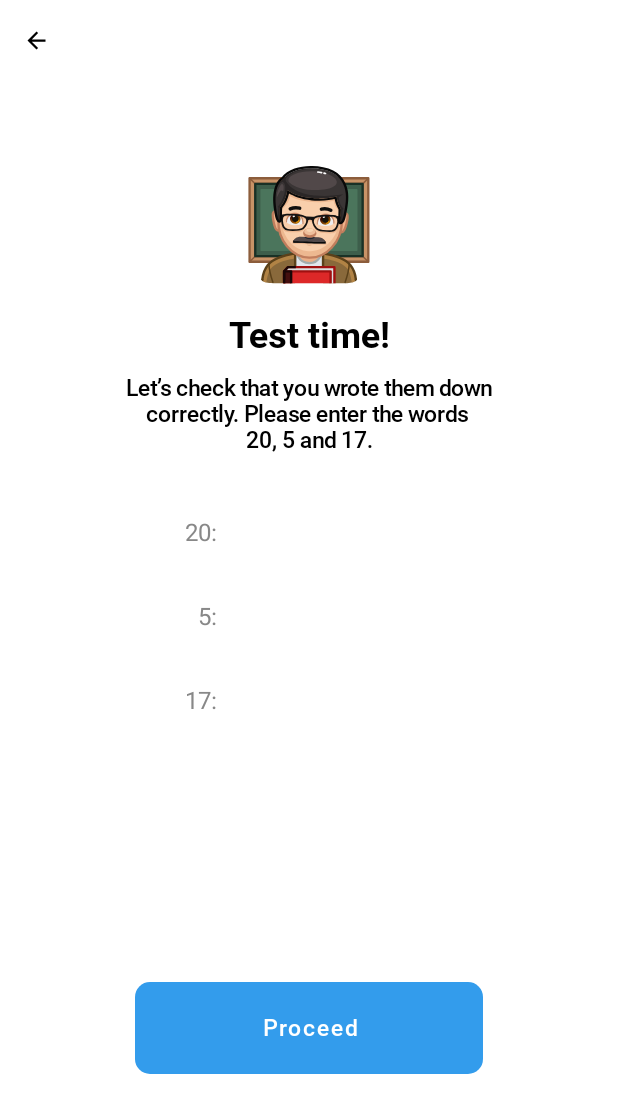
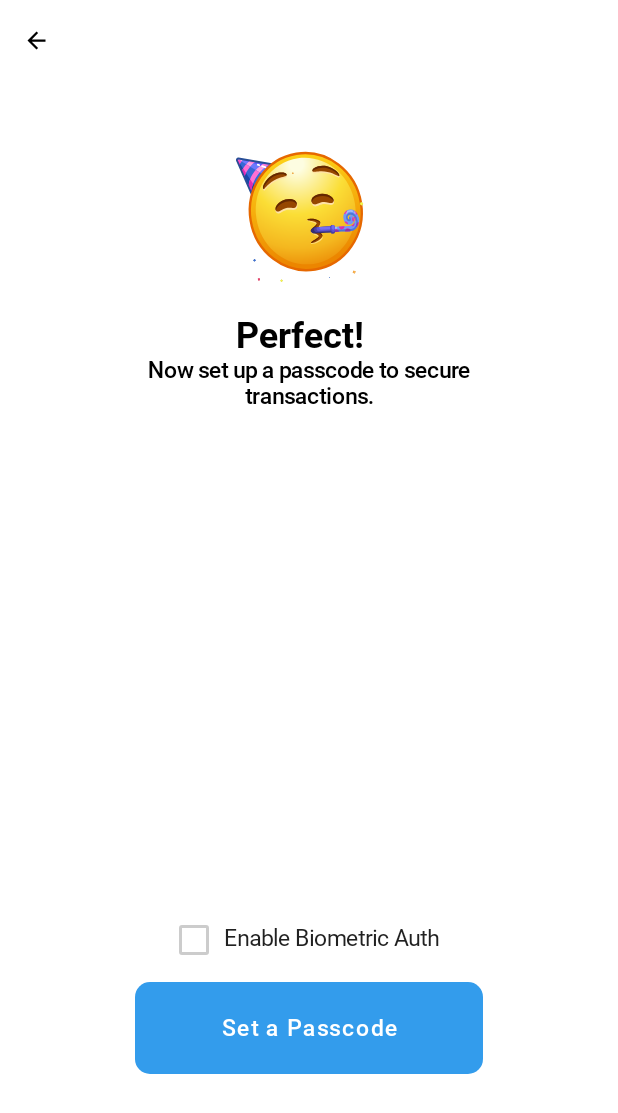
Before and after one commit to L0mTiCk/TONContest, an Android app built with Jetpack Compose: the screen it shows after launch (MainActivity), on a phone screen of 412 x 824 dp. Shown: the top 1113 px of the screen. Run offline under Robolectric (Android 15) with nearby library versions, the phone set to English and light mode, and no system bars.

Commit message:
Success screen

```diff
--- a/app/src/main/java/com/example/toncontest/MainActivity.kt
+++ b/app/src/main/java/com/example/toncontest/MainActivity.kt
@@ -6,18 +6,15 @@ import androidx.activity.compose.setContent
 import androidx.compose.foundation.layout.*
 import androidx.compose.material.*
 import androidx.compose.runtime.Composable
-import androidx.compose.runtime.mutableStateOf
-import androidx.compose.runtime.saveable.rememberSaveable
 import androidx.compose.ui.Modifier
 import androidx.compose.ui.graphics.Color
 import androidx.compose.ui.tooling.preview.Preview
-import androidx.compose.ui.unit.dp
-import androidx.compose.ui.unit.sp
 import androidx.navigation.compose.NavHost
 import androidx.navigation.compose.composable
 import androidx.navigation.compose.rememberNavController
 import com.example.toncontest.ui.theme.TONContestTheme
 import com.example.toncontest.ui.theme.screens.RecoveryScreen
+import com.example.toncontest.ui.theme.screens.start.SuccessScreen
 import com.example.toncontest.ui.theme.screens.start.TestingScreen
 
 class MainActivity : ComponentActivity() {
@@ -32,11 +29,12 @@ class MainActivity : ComponentActivity() {
                     color = Color.White
                 ) {
                     Box(Modifier.fillMaxSize()) {
-                        NavHost(navController = navController, startDestination = "testing") {
+                        NavHost(navController = navController, startDestination = "success") {
                             composable(route = "start") { StartScreen(navController = navController) }
                             composable(route = "congrats") { CongratsScreen(navController = navController) }
-                            composable(route = "recovery") { RecoveryScreen(navController = navController)}
-                            composable(route = "testing") { TestingScreen(navController = navController)}
+                            composable(route = "recovery") { RecoveryScreen(navController = navController) }
+                            composable(route = "testing") { TestingScreen(navController = navController) }
+                            composable(route = "success") { SuccessScreen(navController = navController) }
                         }
                     }
                 }
--- a/app/src/main/java/com/example/toncontest/data/Data.kt
+++ b/app/src/main/java/com/example/toncontest/data/Data.kt
@@ -3,8 +3,33 @@ package com.example.toncontest.data
 import com.example.toncontest.data.testing.mnemonicRandom
 
 object Data {
-
-    var mnemonic0 = MutableList<String>(24) {""}
+    val testMnemon = mutableListOf(
+        "alfa",
+        "beta",
+        "wolf",
+        "computer",
+        "man",
+        "angel",
+        "truck",
+        "clown",
+        "oxygen",
+        "gamma",
+        "crate",
+        "box",
+        "apple",
+        "cherry",
+        "pop",
+        "balloon",
+        "mixer",
+        "banana",
+        "potato",
+        "desk",
+        "oak",
+        "pine",
+        "burch",
+        "dirt"
+    )
+    var mnemonic0: MutableList<String> = testMnemon
 
     // Congratulations screen data
     val congratsMainText = "Your TON Wallet has just been created. \n" +
@@ -21,32 +46,6 @@ object Data {
             "write these words down."
     val okButtonText = "OK, sorry"
     val skipButtonText = "Skip"
-    val testMnemon = listOf(
-        "ds",
-        "angel",
-        "wolf",
-        "computer",
-        "man",
-        "angel",
-        "wolf",
-        "computer",
-        "idk",
-        "angel",
-        "wolf",
-        "computer",
-        "idk",
-        "computer",
-        "computer",
-        "computer",
-        "computer",
-        "computer",
-        "computer",
-        "computer",
-        "computer",
-        "computer",
-        "computer",
-        "computer"
-    )
     //set delay for alert in minutes
     const val delay = 1
     var entryTime = -1
@@ -56,4 +55,14 @@ object Data {
     var testTimeMainText = "Let’s check that you wrote them down correctly. Please enter the words \n" +
             "${mnemonicRandom[0]}, ${mnemonicRandom[1]} and ${mnemonicRandom[2]}."
     val testTimeHeaderText = "Test time!"
+    val testAlertTitle = "Incorrect words"
+    val testAlertText = "The secret words you have entered\ndo not match the ones in the list."
+    val testWordsButtonText = "See words"
+    val testAgainButtonText = "Try again"
+
+    //success screen
+    val successMainText = "Now set up a passcode to secure\ntransactions."
+    val successHeaderText = "Perfect!"
+    val successButtonText = "Set a Passcode"
+    val checkBoxText = "Enable Biometric Auth"
 }
--- a/app/src/main/java/com/example/toncontest/data/testing/Control.kt
+++ b/app/src/main/java/com/example/toncontest/data/testing/TestingControl.kt
@@ -2,10 +2,9 @@ package com.example.toncontest.data.testing
 
 import com.example.toncontest.data.Data
 import kotlin.random.Random
-import kotlin.random.nextInt
 
 var mnemonicRandom: MutableList<Int> = mutableListOf(0, 0, 0)
-var leftScreen = false
+var textFieldsInput: MutableList<String> = mutableListOf("", "", "")
 
 fun genRandomTesting(){
     val random = Random(System.currentTimeMillis())
@@ -20,12 +19,14 @@ fun genRandomTesting(){
 }
 
 fun checkRandom(){
-    if(leftScreen)
-        genRandomTesting()
-    else if (mnemonicRandom.contains(0))
+    if (mnemonicRandom.contains(0))
         genRandomTesting()
 }
 
-fun chekCorectness(str1: String, str2: String, str3: String){
-
+fun checkCorrectness(): Boolean {
+    for (index in 0..2) {
+        if (textFieldsInput[index] != Data.mnemonic0[mnemonicRandom[index] - 1])
+            return false
+    }
+    return true
 }
--- /dev/null
+++ b/app/src/main/java/com/example/toncontest/ui/theme/screens/start/SuccessRegScreen.kt
@@ -0,0 +1,92 @@
+package com.example.toncontest.ui.theme.screens.start
+
+import androidx.compose.foundation.layout.*
+import androidx.compose.material.*
+import androidx.compose.runtime.Composable
+import androidx.compose.runtime.mutableStateOf
+import androidx.compose.runtime.*
+import androidx.compose.ui.Alignment
+import androidx.compose.ui.Modifier
+import androidx.compose.ui.graphics.Color
+import androidx.compose.ui.text.font.FontWeight
+import androidx.compose.ui.text.style.TextAlign
+import androidx.compose.ui.unit.dp
+import androidx.compose.ui.unit.sp
+import com.example.toncontest.R
+import androidx.navigation.NavController
+import com.example.toncontest.data.Data
+import com.example.toncontest.ui.theme.Light_Blue
+import com.example.toncontest.ui.theme.robotoFamily
+import com.example.toncontest.ui.theme.screens.BackgroundButton
+import com.example.toncontest.ui.theme.screens.Loader
+import com.example.toncontest.ui.theme.screens.NavBack
+
+@Composable
+fun SuccessScreen(navController: NavController) {
+    var checked by remember { mutableStateOf(false) }
+    //UI
+    Scaffold(topBar = { NavBack(navController = navController) },
+        backgroundColor = Color.White) {
+        Column(
+            modifier = Modifier
+                .fillMaxWidth()
+                .padding(it),
+            horizontalAlignment = Alignment.CenterHorizontally
+        ) {
+            Spacer(modifier = Modifier.height(50.dp))
+            Loader(R.raw.success)
+            Text(
+                text = Data.successHeaderText,
+                fontSize = 24.sp,
+                fontWeight = FontWeight.Bold,
+                fontFamily = robotoFamily,
+                color = Color.Black,
+                modifier = Modifier
+                    .padding(top = 12.dp, end = 12.dp)
+            )
+            Text(
+                text = Data.successMainText,
+                fontSize = 15.sp,
+                fontWeight = FontWeight.Medium,
+                fontFamily = robotoFamily,
+                color = Color.Black,
+                textAlign = TextAlign.Center,
+                modifier = Modifier
+                    .width(280.dp)
+            )
+        }
+        Column(
+            verticalArrangement = Arrangement.Bottom,
+            horizontalAlignment = Alignment.CenterHorizontally,
+            modifier = Modifier
+                .fillMaxWidth()
+                .fillMaxHeight()
+        ) {
+            Row(modifier = Modifier.padding(bottom = 20.dp)) {
+                Checkbox(
+                    checked = checked,
+                    onCheckedChange = {it -> checked = it},
+                    modifier = Modifier
+                        .width(18.dp)
+                        .height(18.dp),
+                    colors = CheckboxDefaults.colors(checkedColor = Light_Blue, uncheckedColor = Color.LightGray, checkmarkColor = Color.White)
+                )
+                Text(
+                    text = Data.checkBoxText,
+                    modifier = Modifier.padding(start = 12.dp),
+                    fontFamily = robotoFamily,
+                    fontSize = 15.sp,
+                    fontWeight = FontWeight.Normal
+                )
+            }
+            BackgroundButton(
+                text = Data.successButtonText,
+                backColor = Light_Blue,
+                route = "start",
+                navController = navController
+            )
+            Spacer(modifier = Modifier.height(108.dp))
+        }
+
+    }
+}
```
Also changed, not shown: app/src/main/java/com/example/toncontest/ui/theme/screens/start/TestingScreen.kt (+87 -20 lines).
